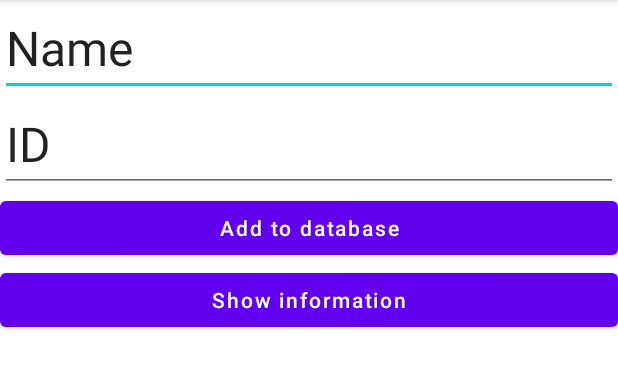
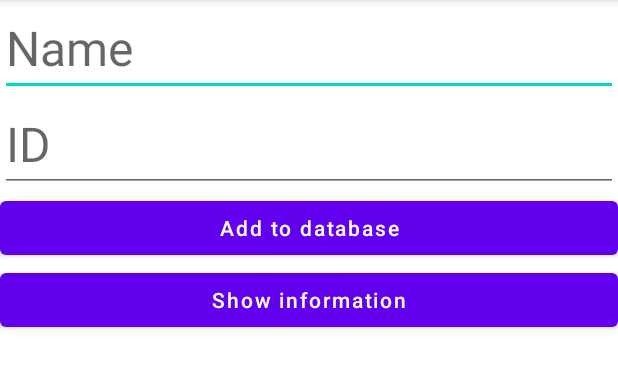
Before and after one commit to mmxNiloy/Assignment_2, an Android app: the screen it shows after launch (MainActivity), after a tap on "Add to database", on a phone screen of 412 x 824 dp, the part 84-471 px from its top. Run offline under Robolectric (Android 15) with nearby library versions, the phone set to English and light mode, and no system bars; our stand-ins replace Firebase (no records; nobody signed in at launch, a user with empty details on screens opened directly).

Commit message:
Second Commit

```diff
--- a/app/src/main/java/com/mmx/assignment_2/MainActivity.java
+++ b/app/src/main/java/com/mmx/assignment_2/MainActivity.java
@@ -1,12 +1,17 @@
 package com.mmx.assignment_2;
 
+import androidx.annotation.NonNull;
 import androidx.appcompat.app.AppCompatActivity;
 
 import android.content.Intent;
 import android.os.Bundle;
+import android.util.Log;
 import android.widget.Button;
 import android.widget.EditText;
+import android.widget.Toast;
 
+import com.google.android.gms.tasks.OnFailureListener;
+import com.google.android.gms.tasks.OnSuccessListener;
 import com.google.firebase.database.DatabaseReference;
 import com.google.firebase.database.FirebaseDatabase;
 
@@ -28,6 +33,9 @@ public class MainActivity extends AppCompatActivity {
         etName = this.findViewById(R.id.et_name);
         etID = this.findViewById(R.id.et_id);
 
+        etName.setText("");
+        etID.setText("");
+
         btnShow.setOnClickListener(v -> {
             Intent intent = new Intent(this.getApplicationContext(), ShowDataActivity.class);
             startActivity(intent);
@@ -40,7 +48,16 @@ public class MainActivity extends AppCompatActivity {
             FirebaseDatabase db = FirebaseDatabase.getInstance();
             DatabaseReference mRef = db.getReference("users");
 
-            mRef.child(ID).setValue(name);
+            mRef.child(ID).setValue(new DataModel(name, ID))
+                    .addOnSuccessListener(new OnSuccessListener<Void>() {
+                        @Override
+                        public void onSuccess(Void unused) {
+                            Log.i("DBWriteSuccess", "Successfully written to rtdb/users/{id}/");
+                            Toast.makeText(getApplicationContext(), "Added to database!", Toast.LENGTH_SHORT).show();
+                        }
+                    })
+                    .addOnFailureListener(e -> Log.e("DBWriteError", e.toString()));
+
         });
     }
 }
--- a/app/src/main/java/com/mmx/assignment_2/ShowDataActivity.java
+++ b/app/src/main/java/com/mmx/assignment_2/ShowDataActivity.java
@@ -8,6 +8,8 @@ import androidx.recyclerview.widget.RecyclerView;
 import android.os.Bundle;
 import android.util.Log;
 
+import com.google.android.gms.tasks.OnCompleteListener;
+import com.google.android.gms.tasks.Task;
 import com.google.firebase.database.DataSnapshot;
 import com.google.firebase.database.DatabaseError;
 import com.google.firebase.database.DatabaseReference;
@@ -38,6 +40,8 @@ public class ShowDataActivity extends AppCompatActivity {
             @Override
             public void onDataChange(@NonNull DataSnapshot snapshot) {
                 DataModel value = snapshot.getValue(DataModel.class);
+                Log.d("Retrieval", snapshot.toString());
+
                 data.add(value);
             }
 
--- a/build.gradle
+++ b/build.gradle
@@ -1,6 +1,6 @@
 buildscript {
     dependencies {
-        classpath 'com.google.gms:google-services:4.3.4'
+        classpath 'com.google.gms:google-services:4.3.14'
     }
 }// Top-level build file where you can add configuration options common to all sub-projects/modules.
 plugins {
```
Also changed, not shown: app/build.gradle (+4 -4 lines), app/src/main/java/com/mmx/assignment_2/DataModel.java (+8 -0 lines), 1 other file.
